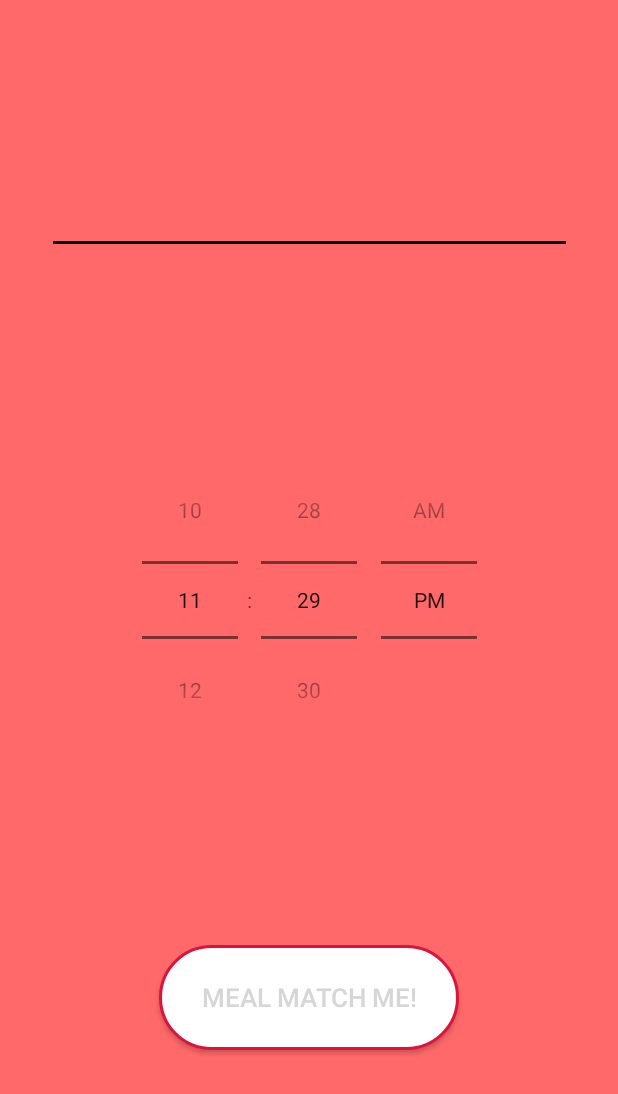
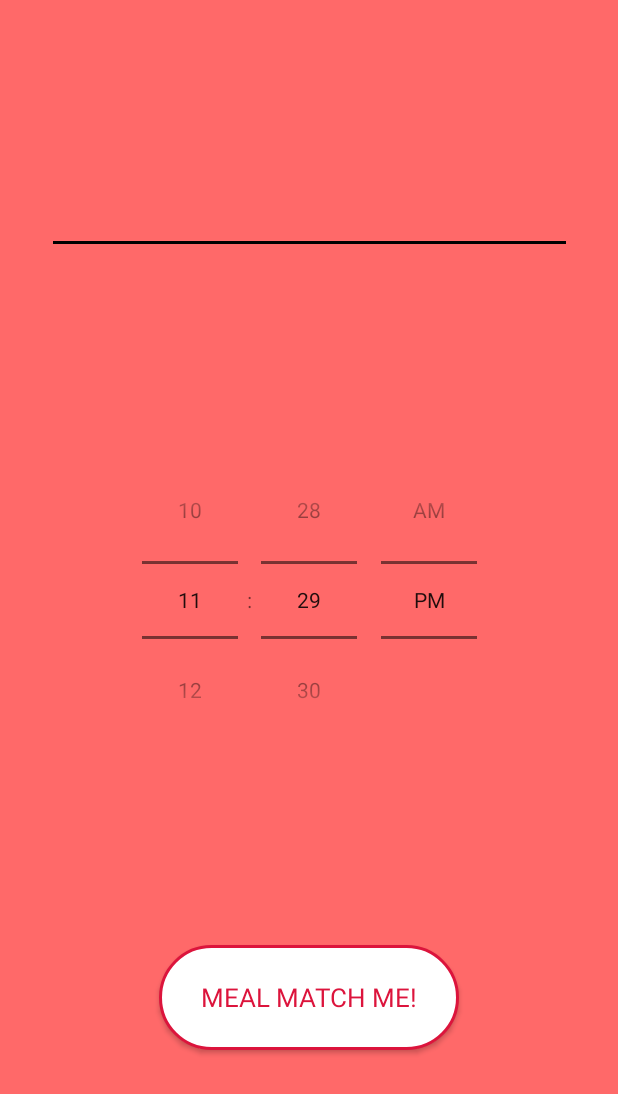
Before and after one commit to veronicamu19/MealMatch, an Android app: the SecondaryActivity screen opened directly, with no data from a screen before it, on a phone screen of 412 x 824 dp. Shown: the top 1094 px of the screen. Run offline under Robolectric (Android 15) with nearby library versions, the phone set to English and light mode, and no system bars; our stand-ins replace data binding; Roboto replaces fonts that are not available here.

```diff
--- a/app/src/main/res/layout/activity_secondary.xml
+++ b/app/src/main/res/layout/activity_secondary.xml
@@ -40,15 +40,17 @@
             android:id="@+id/mealMatchMe"
             android:layout_width="200dp"
             android:layout_height="70dp"
+            android:background="@drawable/white_button"
+            android:fontFamily="sans-serif-thin"
+            android:onClick="showMatches"
             android:text="MEAL MATCH ME!"
+            android:textColor="@color/colorPrimary"
             android:textSize="17dp"
-            android:background="@drawable/white_button"
-            android:textColor="@color/colorButtonText"
+            android:textStyle="bold"
             app:layout_constraintBottom_toBottomOf="parent"
             app:layout_constraintLeft_toLeftOf="parent"
             app:layout_constraintRight_toRightOf="parent"
-            app:layout_constraintTop_toBottomOf="@id/time"
-            android:onClick="showMatches"/>
+            app:layout_constraintTop_toBottomOf="@id/time" />
 
     </android.support.constraint.ConstraintLayout>
 
```
Also changed, not shown: app/src/main/res/drawable/blurlividininghall.jpg (deleted).
